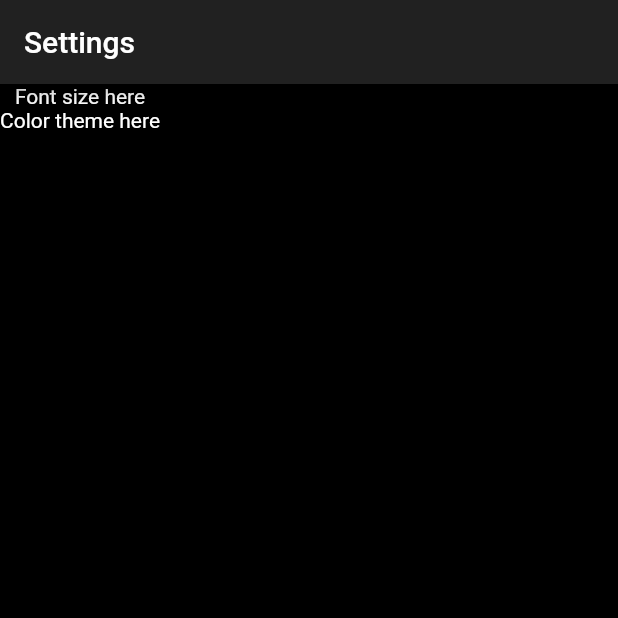
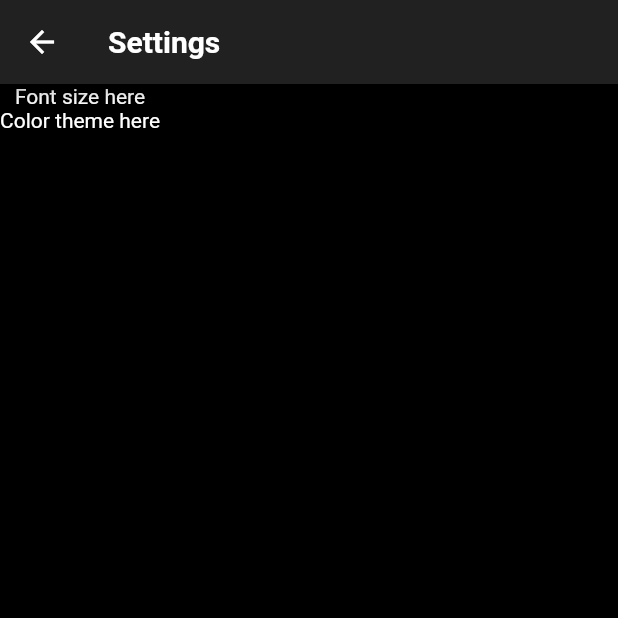
Before and after one commit to AllexisAlvarico/CHG_app, a Flutter app: the screen it shows after launch, in the side drawer, after a tap on "Settings", on a phone screen of 412 x 824 dp, the top half of it. Run offline on Flutter 3.47's test engine with Material 2 defaults, Android fonts, the phone set to English and light mode, and no system bars; our stand-ins replace animated_splash_screen; missing offline and left inert: advance_pdf_viewer; Roboto replaces fonts that are missing (Futura).

Commit message:
fixed settings page bug

```diff
--- a/lib/screens/settings.dart
+++ b/lib/screens/settings.dart
@@ -12,7 +12,17 @@ class _SettingsPageState extends State<SettingsPage> {
   Widget build(BuildContext context) {
     return Scaffold(
       appBar: AppBar(
-        title: Text("Settings"),
+        automaticallyImplyLeading: true, // allows use of back button
+        leading: IconButton(
+            icon: Icon(Icons.arrow_back),
+            onPressed: () => Navigator.pop(context, false)),
+        title: Text(
+          "Settings",
+          style: TextStyle(
+              color: Colors.white,
+              fontWeight: FontWeight.bold,
+              fontFamily: "Futura"),
+        ),
       ),
       body: Column(
         children: [
--- a/lib/utilities/sideDrawer.dart
+++ b/lib/utilities/sideDrawer.dart
@@ -22,7 +22,7 @@ class SideDrawer extends StatelessWidget {
               ListTile(
                 title: Text('Settings'),
                 leading: Icon(Icons.settings),
-                onTap: () => Navigator.pushReplacementNamed(
+                onTap: () => Navigator.pushNamed(
                   context,
                   'Settings',
                 ),
```
